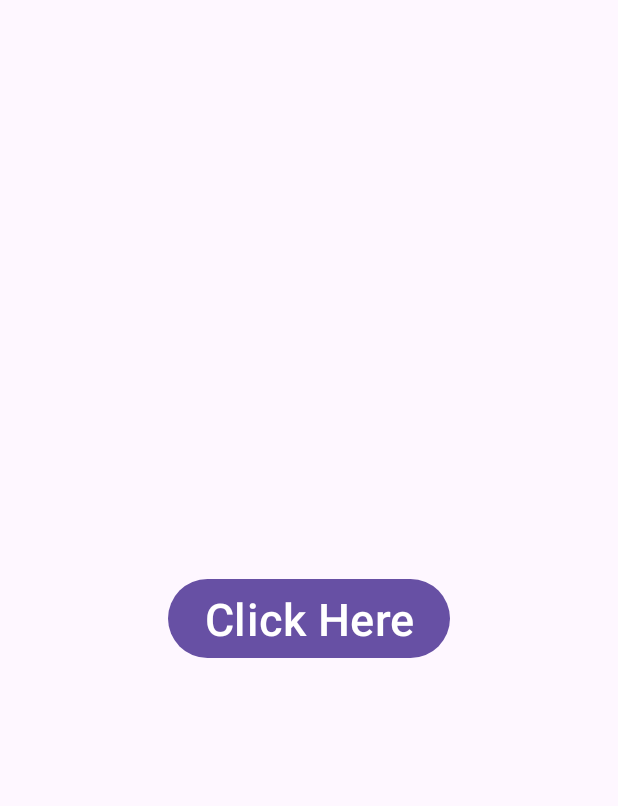
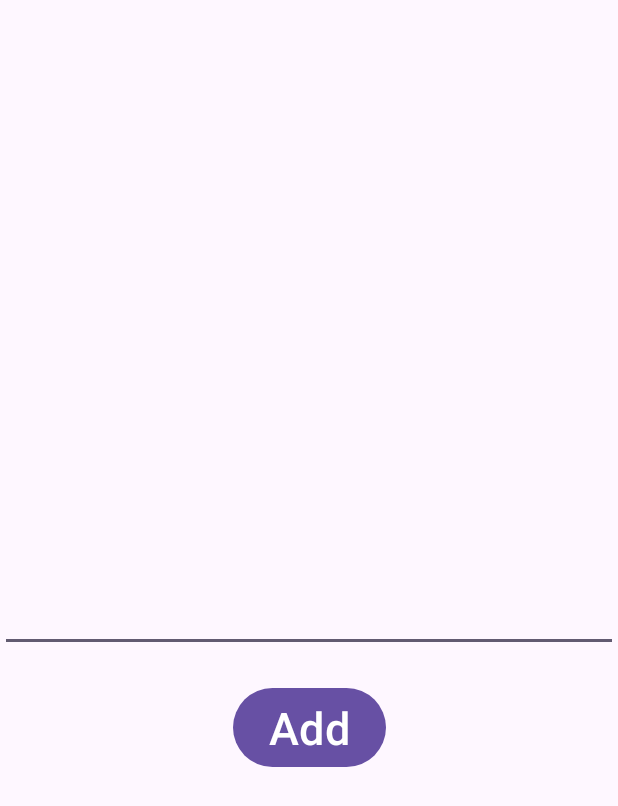
Before and after one commit to choimingyu1315093/BasicViewModel, an Android app: the layout activity_main.xml on its own in the app's theme, with its tools: preview values and no code run, on a phone screen of 412 x 824 dp. Shown: the top 806 px of the screen. Run offline under Robolectric (Android 15) with nearby library versions, the phone set to English and light mode, and no system bars.

Commit message:
BasicViewModel

```diff
--- a/app/src/main/res/layout/activity_main.xml
+++ b/app/src/main/res/layout/activity_main.xml
@@ -2,37 +2,38 @@
 <layout xmlns:android="http://schemas.android.com/apk/res/android"
     xmlns:app="http://schemas.android.com/apk/res-auto"
     xmlns:tools="http://schemas.android.com/tools">
+
     <androidx.constraintlayout.widget.ConstraintLayout
         android:id="@+id/main"
         android:layout_width="match_parent"
         android:layout_height="match_parent"
         tools:context=".MainActivity">
 
-        <TextView
-            android:id="@+id/count_text"
+        <EditText
+            android:id="@+id/etNumber"
+            android:layout_width="0dp"
+            android:layout_height="wrap_content"
+            app:layout_constraintTop_toTopOf="parent"
+            app:layout_constraintStart_toStartOf="parent"
+            app:layout_constraintEnd_toEndOf="parent"
+            app:layout_constraintBottom_toBottomOf="parent"/>
+        <Button
+            android:id="@+id/btnAdd"
             android:layout_width="wrap_content"
             android:layout_height="wrap_content"
-            android:textSize="66sp"
-            android:textStyle="bold"
-            android:typeface="serif"
-            app:layout_constraintBottom_toBottomOf="parent"
+            android:text="Add"
+            android:textSize="30sp"
+            android:layout_marginTop="20dp"
+            app:layout_constraintTop_toBottomOf="@id/etNumber"
             app:layout_constraintEnd_toEndOf="parent"
-            app:layout_constraintHorizontal_bias="0.5"
-            app:layout_constraintStart_toStartOf="parent"
-            app:layout_constraintTop_toTopOf="parent"
-            app:layout_constraintVertical_bias="0.262" />
-
-        <Button
-            android:id="@+id/button"
+            app:layout_constraintStart_toStartOf="parent"/>
+        <TextView
+            android:id="@+id/tvNumber"
             android:layout_width="wrap_content"
             android:layout_height="wrap_content"
-            android:text="Click Here"
-            android:textSize="30sp"
-            app:layout_constraintBottom_toBottomOf="parent"
-            app:layout_constraintEnd_toEndOf="parent"
-            app:layout_constraintHorizontal_bias="0.5"
+            android:textSize="40sp"
+            app:layout_constraintTop_toBottomOf="@id/btnAdd"
             app:layout_constraintStart_toStartOf="parent"
-            app:layout_constraintTop_toTopOf="parent" />
-
+            app:layout_constraintEnd_toEndOf="parent"/>
     </androidx.constraintlayout.widget.ConstraintLayout>
 </layout>
```
Also changed, not shown: app/build.gradle.kts (+8 -0 lines), app/src/main/java/com/anushka/viewmodeldemo1/MainActivity.kt (+11 -12 lines), app/src/main/java/com/anushka/viewmodeldemo1/MainViewModel.kt (added, +19 -0 lines), app/src/main/java/com/anushka/viewmodeldemo1/MainViewModelFactory.kt (added, +14 -0 lines).
